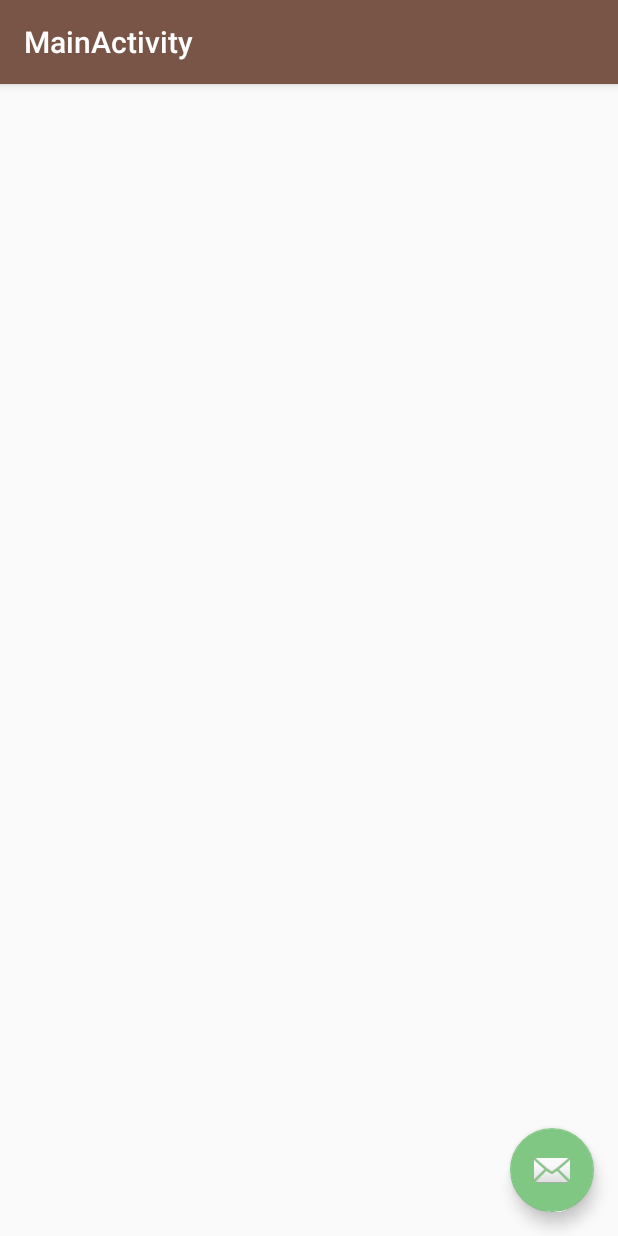
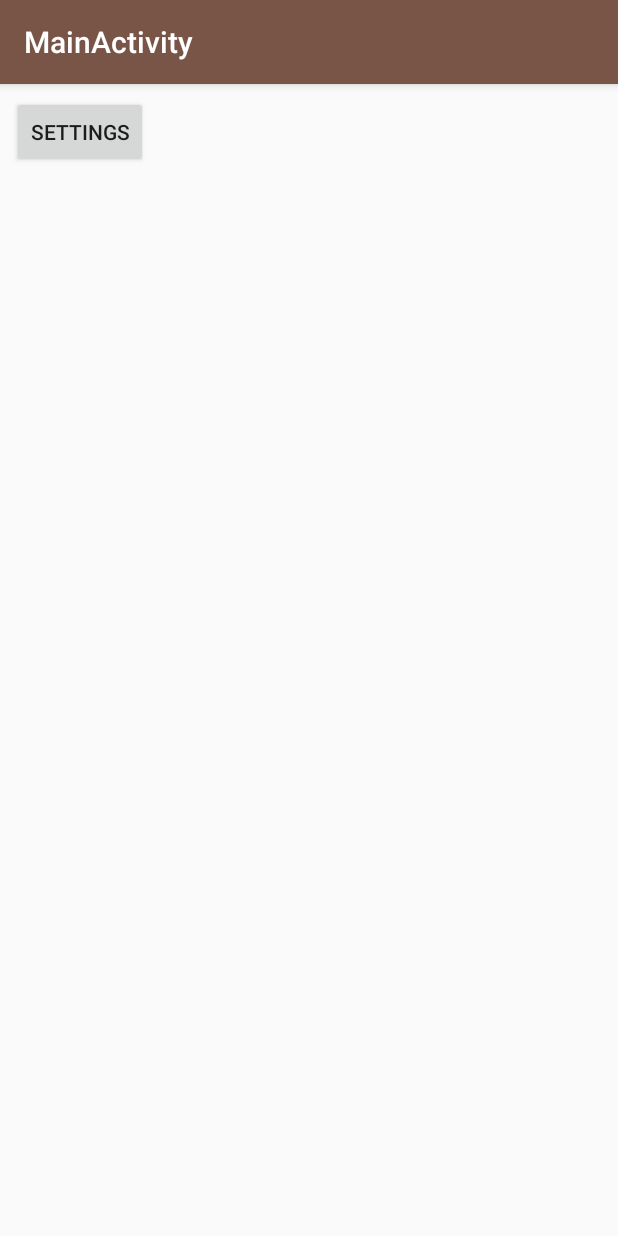
Before and after one commit to jinglebiscuits/coffee_timer, an Android app: the screen it shows after launch (MainActivity), on a phone screen of 412 x 824 dp. Run offline under Robolectric (Android 15) with nearby library versions, the phone set to English and light mode, and no system bars.

Commit message:
added button to get to settings and back

```diff
--- a/app/src/main/AndroidManifest.xml
+++ b/app/src/main/AndroidManifest.xml
@@ -27,7 +27,8 @@
         </activity>
         <activity
             android:name=".SettingsActivity"
-            android:label="@string/app_name">
+            android:label="@string/app_name"
+            android:parentActivityName=".SettingsActivity">
         </activity>
 
         <service
--- a/app/src/main/java/com/scottwehby/coffeetimer/MainActivity.java
+++ b/app/src/main/java/com/scottwehby/coffeetimer/MainActivity.java
@@ -1,14 +1,11 @@
 package com.scottwehby.coffeetimer;
 
+import android.content.Intent;
 import android.os.Bundle;
-
-import com.google.android.material.floatingactionbutton.FloatingActionButton;
-import com.google.android.material.snackbar.Snackbar;
+import android.view.View;
 
 import androidx.appcompat.app.AppCompatActivity;
 import androidx.appcompat.widget.Toolbar;
-
-import android.view.View;
 
 public class MainActivity extends AppCompatActivity {
 
@@ -18,15 +15,9 @@ public class MainActivity extends AppCompatActivity {
         setContentView(R.layout.activity_main);
         Toolbar toolbar = findViewById(R.id.toolbar);
         setSupportActionBar(toolbar);
-
-        FloatingActionButton fab = findViewById(R.id.fab);
-        fab.setOnClickListener(new View.OnClickListener() {
-            @Override
-            public void onClick(View view) {
-                Snackbar.make(view, "Replace with your own action", Snackbar.LENGTH_LONG)
-                  .setAction("Action", null).show();
-            }
-        });
     }
 
+    public void openSettings(View view) {
+        startActivity(new Intent(this, SettingsActivity.class));
+    }
 }
--- a/app/src/main/res/layout/activity_main.xml
+++ b/app/src/main/res/layout/activity_main.xml
@@ -23,12 +23,4 @@
 
     <include layout="@layout/content_main"/>
 
-    <com.google.android.material.floatingactionbutton.FloatingActionButton
-        android:id="@+id/fab"
-        android:layout_width="wrap_content"
-        android:layout_height="wrap_content"
-        android:layout_gravity="bottom|end"
-        android:layout_margin="@dimen/fab_margin"
-        app:srcCompat="@android:drawable/ic_dialog_email"/>
-
 </androidx.coordinatorlayout.widget.CoordinatorLayout>
--- a/app/src/main/res/layout/content_main.xml
+++ b/app/src/main/res/layout/content_main.xml
@@ -9,4 +9,14 @@
     tools:showIn="@layout/activity_main"
     tools:context=".MainActivity">
 
+    <Button
+        android:text="Settings"
+        android:layout_width="wrap_content"
+        android:layout_height="wrap_content"
+        android:id="@+id/settings_button"
+        app:layout_constraintStart_toStartOf="parent"
+        android:layout_marginStart="8dp"
+        android:layout_marginTop="8dp"
+        app:layout_constraintTop_toTopOf="parent"
+        android:onClick="openSettings"/>
 </androidx.constraintlayout.widget.ConstraintLayout>
--- a/app/src/main/res/values/dimens.xml
+++ b/app/src/main/res/values/dimens.xml
@@ -6,6 +6,4 @@ Refer to App Widget Documentation for margin information
 http://developer.android.com/guide/topics/appwidgets/index.html#CreatingLayout
     -->
     <dimen name="widget_margin">8dp</dimen>
-    <dimen name="fab_margin">16dp</dimen>
-
 </resources>
```
